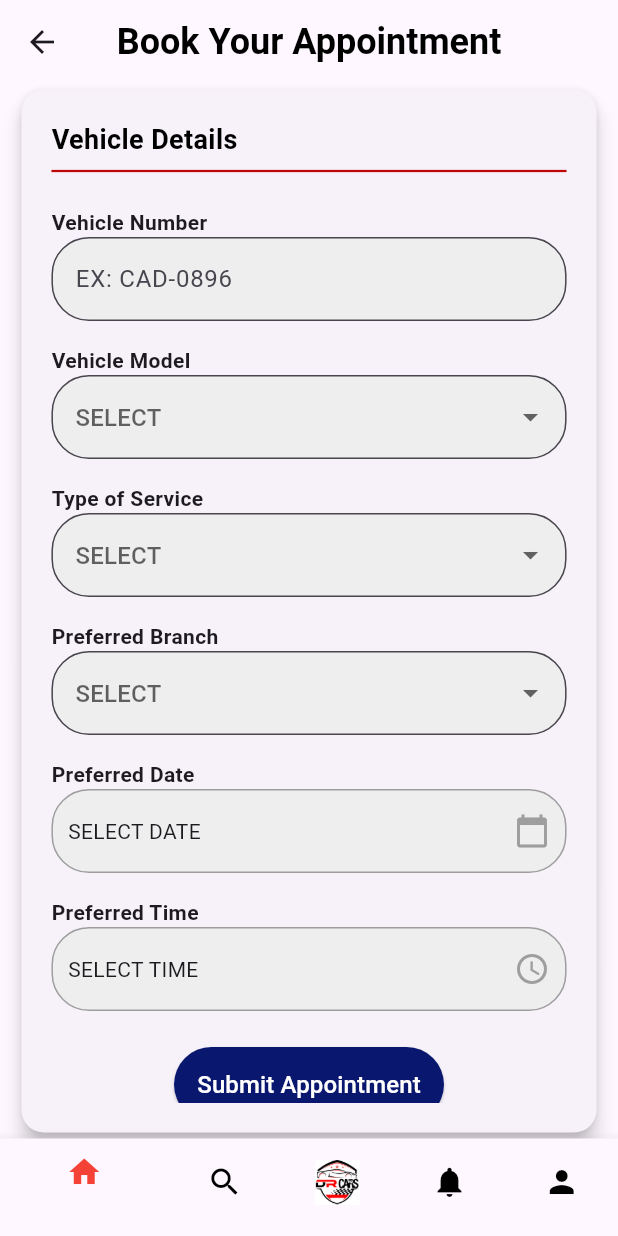
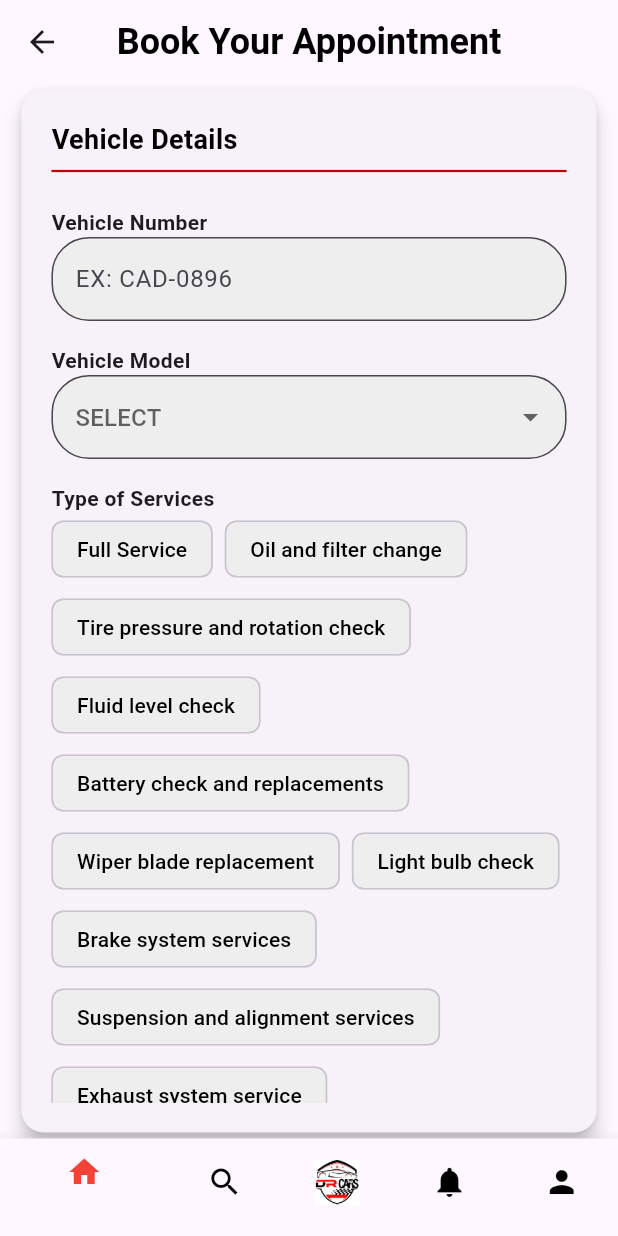
Before and after one commit to IsiraAdithyaWithana/Dr.-Cars, a Flutter app: the AppointmentsPage screen opened directly, on a phone screen of 412 x 824 dp. Run offline on Flutter 3.47's test engine with Material 3 defaults, Android fonts, the light colour scheme and no system bars; our stand-ins replace cloud_firestore, firebase_auth, firebase_core, flutter_map, google_sign_in, latlong2 and 1 more; accounts and stored records are empty.

Commit message:
added a multi-selection for the service type

```diff
--- a/lib/interface/appointments.dart
+++ b/lib/interface/appointments.dart
@@ -50,12 +50,12 @@ class _AppointmentsPageState extends State<AppointmentsPage> {
 
   // Selected values
   String? _selectedModel;
-  String? _selectedService;
   String? _selectedBranch;
   DateTime? _selectedDate;
   TimeOfDay? _selectedTime;
+  List<String> _selectedServices = [];
 
-  // Function to pick a date
+  // Date picker
   Future<void> _pickDate() async {
     DateTime? pickedDate = await showDatePicker(
       context: context,
@@ -70,7 +70,7 @@ class _AppointmentsPageState extends State<AppointmentsPage> {
     }
   }
 
-  // Function to pick a time
+  // Time picker
   Future<void> _pickTime() async {
     TimeOfDay? pickedTime = await showTimePicker(
       context: context,
@@ -101,10 +101,7 @@ class _AppointmentsPageState extends State<AppointmentsPage> {
         builder: (context, constraints) {
           return Center(
             child: FractionallySizedBox(
-              widthFactor:
-                  constraints.maxWidth > 600
-                      ? 0.6
-                      : 0.95, //Increased width slightly for safety
+              widthFactor: constraints.maxWidth > 600 ? 0.6 : 0.95,
               child: Card(
                 elevation: 5,
                 shape: RoundedRectangleBorder(
@@ -113,7 +110,6 @@ class _AppointmentsPageState extends State<AppointmentsPage> {
                 child: Padding(
                   padding: const EdgeInsets.all(20.0),
                   child: SingleChildScrollView(
-                    //Allows scrolling to avoid overflow
                     child: Column(
                       crossAxisAlignment: CrossAxisAlignment.start,
                       children: [
@@ -140,53 +136,42 @@ class _AppointmentsPageState extends State<AppointmentsPage> {
                           (value) => setState(() => _selectedModel = value),
                         ),
                         const SizedBox(height: 16),
-                        _buildLabel('Type of Service '),
-
-                        SizedBox(
-                          width:
-                              double
-                                  .infinity, //Ensures it fits within the container
-                          child: DropdownButtonFormField<String>(
-                            value: _selectedService,
-                            items:
-                                serviceTypes.map((service) {
-                                  return DropdownMenuItem<String>(
-                                    value: service,
-                                    child: Container(
-                                      constraints: BoxConstraints(
-                                        maxWidth:
-                                            MediaQuery.of(context).size.width *
-                                            0.6, // Limits dropdown width
-                                      ),
-                                      child: Text(
-                                        service,
-                                        overflow:
-                                            TextOverflow
-                                                .ellipsis, // Truncates long text
-                                        maxLines: 1,
-                                        softWrap: false,
-                                      ),
-                                    ),
-                                  );
-                                }).toList(),
-                            onChanged: (value) {
-                              setState(() {
-                                _selectedService = value;
-                              });
-                            },
-                            isExpanded:
-                                true, // Ensures the dropdown fits inside its container
-                            decoration: InputDecoration(
-                              hintText: "SELECT",
-                              border: OutlineInputBorder(
-                                borderRadius: BorderRadius.circular(25),
-                              ),
-                              filled: true,
-                              fillColor: Colors.grey[200],
-                            ),
-                          ),
+                        _buildLabel('Type of Services '),
+                        Wrap(
+                          spacing: 8.0,
+                          runSpacing: 4.0,
+                          children:
+                              serviceTypes.map((service) {
+                                final isSelected = _selectedServices.contains(
+                                  service,
+                                );
+                                return FilterChip(
+                                  label: Text(
+                                    service,
+                                    overflow: TextOverflow.ellipsis,
+                                  ),
+                                  selected: isSelected,
+                                  onSelected: (bool selected) {
+                                    setState(() {
+                                      if (selected) {
+                                        _selectedServices.add(service);
+                                      } else {
+                                        _selectedServices.remove(service);
+                                      }
+                                    });
+                                  },
+                                  selectedColor: Colors.blueAccent,
+                                  backgroundColor: Colors.grey[200],
+                                  checkmarkColor: Colors.white,
+                                  labelStyle: TextStyle(
+                                    color:
+                                        isSelected
+                                            ? Colors.white
+                                            : Colors.black,
+                                  ),
+                                );
+                              }).toList(),
                         ),
-
                         const SizedBox(height: 16),
                         _buildLabel('Preferred Branch '),
                         _buildDropdown(
@@ -223,6 +208,7 @@ class _AppointmentsPageState extends State<AppointmentsPage> {
                               onPressed: () async {
                                 if (_selectedModel == null ||
                                     _selectedBranch == null ||
+                                    _selectedServices.isEmpty ||
                                     _selectedDate == null ||
                                     _selectedTime == null) {
                                   ScaffoldMessenger.of(context).showSnackBar(
@@ -239,13 +225,13 @@ class _AppointmentsPageState extends State<AppointmentsPage> {
                                       .collection('appointments')
                                       .add({
                                         'vehicleModel': _selectedModel,
-                                        'serviceType': _selectedService,
+                                        'serviceTypes': _selectedServices,
                                         'branch': _selectedBranch,
                                         'date':
                                             _selectedDate!.toIso8601String(),
                                         'time': _selectedTime!.format(context),
                                         'timestamp':
-                                            FieldValue.serverTimestamp(), // Useful for ordering
+                                            FieldValue.serverTimestamp(),
                                       });
 
                                   ScaffoldMessenger.of(context).showSnackBar(
@@ -280,7 +266,6 @@ class _AppointmentsPageState extends State<AppointmentsPage> {
           );
         },
       ),
-
       bottomNavigationBar: BottomNavigationBar(
         items: [
           BottomNavigationBarItem(icon: Icon(Icons.home), label: ''),
@@ -327,9 +312,9 @@ class _AppointmentsPageState extends State<AppointmentsPage> {
     return DropdownButtonFormField<String>(
       value: selectedValue,
       items:
-          items.map((item) {
-            return DropdownMenuItem(value: item, child: Text(item));
-          }).toList(),
+          items
+              .map((item) => DropdownMenuItem(value: item, child: Text(item)))
+              .toList(),
       onChanged: onChanged,
       decoration: InputDecoration(
         hintText: "SELECT",
```
